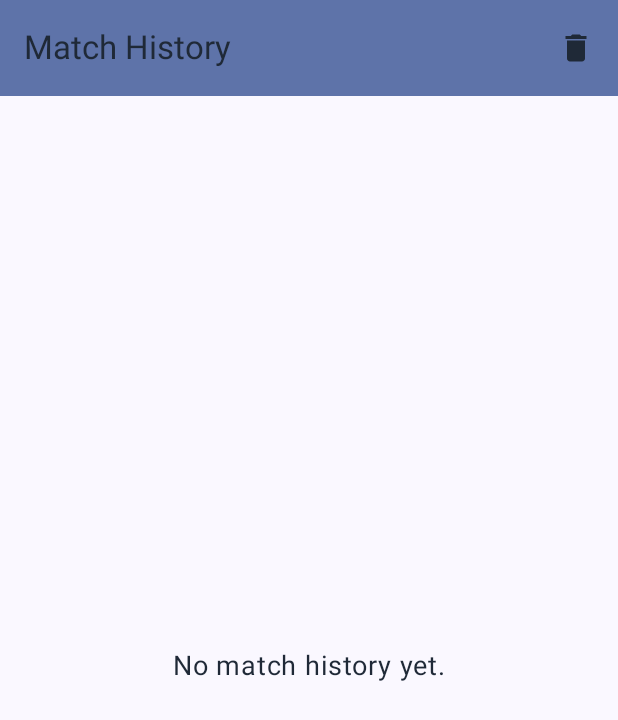
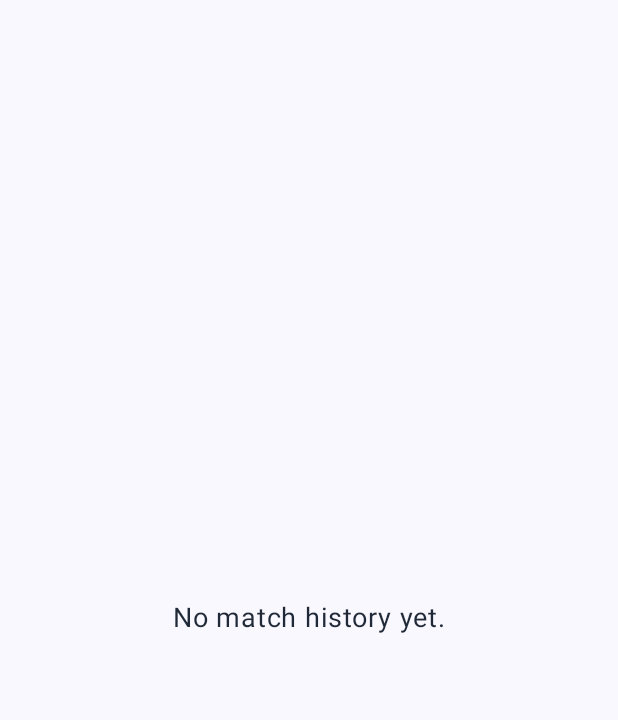
Before and after one commit to a-gud-boy/tictactoe, an Android app built with Jetpack Compose: the composable HistoryPageContent shown on its own in the app's theme, on a phone screen of 412 x 824 dp. Shown: the top 720 px of the screen. Run offline under Robolectric (Android 15) with nearby library versions, the phone set to English and light mode, and no system bars.

```diff
--- a/app/src/main/java/com/a_gud_boy/tictactoe/HistoryPage.kt
+++ b/app/src/main/java/com/a_gud_boy/tictactoe/HistoryPage.kt
@@ -21,25 +21,16 @@ import androidx.compose.material.icons.Icons
 import androidx.compose.material.icons.filled.Add
 import androidx.compose.material.icons.filled.Check
 import androidx.compose.material.icons.filled.Close
-import androidx.compose.material.icons.filled.Delete // Added import for Delete icon
 import androidx.compose.material3.Card
 import androidx.compose.material3.CardDefaults
 import androidx.compose.material3.ExperimentalMaterial3Api
 import androidx.compose.material3.Icon
-import androidx.compose.material3.IconButton // Added import for IconButton
 import androidx.compose.material3.MaterialTheme
-import androidx.compose.material3.Scaffold // Added import for Scaffold
 import androidx.compose.material3.Text
-import androidx.compose.material3.TextButton // Added import for TextButton
-import androidx.compose.material3.TopAppBar // Added import for TopAppBar
-import androidx.compose.material3.TopAppBarDefaults // Added import for TopAppBarDefaults
-import androidx.compose.material3.AlertDialog // Added import for AlertDialog
 import androidx.compose.runtime.Composable
 import androidx.compose.runtime.collectAsState
 import androidx.compose.runtime.getValue
-import androidx.compose.runtime.mutableStateOf // Added import for mutableStateOf
 import androidx.compose.runtime.remember
-import androidx.compose.runtime.setValue // Added import for setValue
 import androidx.compose.ui.Alignment
 import androidx.compose.ui.Modifier
 import androidx.compose.ui.graphics.Color
@@ -175,70 +166,22 @@ fun HistoryPageContent(
     modifier: Modifier = Modifier
 ) {
     val matchHistory by historyViewModel.matchHistory.collectAsState()
-    var showConfirmationDialog by remember { mutableStateOf(false) }
 
-    if (showConfirmationDialog) {
-        AlertDialog(
-            onDismissRequest = { showConfirmationDialog = false },
-            title = { Text("Confirm Deletion") },
-            text = { Text("Are you sure you want to delete all match history? This action cannot be undone.") },
-            confirmButton = {
-                TextButton(
-                    onClick = {
-                        historyViewModel.clearAllHistory()
-                        showConfirmationDialog = false
-                    }
-                ) {
-                    Text("Confirm")
-                }
-            },
-            dismissButton = {
-                TextButton(onClick = { showConfirmationDialog = false }) {
-                    Text("Cancel")
-                }
-            }
-        )
-    }
-
-    Scaffold(
-        topBar = {
-            TopAppBar(
-                title = { Text("Match History", color = neutralText) },
-                actions = {
-                    IconButton(onClick = { showConfirmationDialog = true }) { // Updated onClick
-                        Icon(
-                            imageVector = Icons.Filled.Delete,
-                            contentDescription = "Clear All History",
-                            tint = neutralText // Ensure icon is visible
-                        )
-                    }
-                },
-                colors = TopAppBarDefaults.topAppBarColors(
-                    containerColor = MaterialTheme.colorScheme.primaryContainer // Or any other suitable color
-                )
-            )
-        },
-        modifier = modifier
-    ) { paddingValues ->
     if (matchHistory.isEmpty()) {
         Box(
-                modifier = Modifier
-                    .fillMaxSize()
-                    .padding(paddingValues), // Apply padding from Scaffold
+            modifier = modifier.fillMaxSize(),
             contentAlignment = Alignment.Center
         ) {
             Text(
                 "No match history yet.",
                 fontSize = 18.sp,
                 color = neutralText
-                )
+            ) // Use local/restored color name
         }
     } else {
         LazyColumn(
-                modifier = Modifier
-                    .fillMaxSize()
-                    .padding(paddingValues), // Apply padding from Scaffold
-                contentPadding = PaddingValues(16.dp), // Additional padding for content inside LazyColumn
+            modifier = modifier.fillMaxSize(),
+            contentPadding = PaddingValues(16.dp),
             verticalArrangement = Arrangement.spacedBy(16.dp)
         ) {
             items(matchHistory) { matchWithRoundsAndMoves ->
@@ -250,4 +193,3 @@ fun HistoryPageContent(
         }
     }
 }
-}
```
Also changed, not shown: app/src/main/java/com/a_gud_boy/tictactoe/MainPage.kt (+8 -0 lines). Lines whose indentation alone changed are shown as unchanged.
